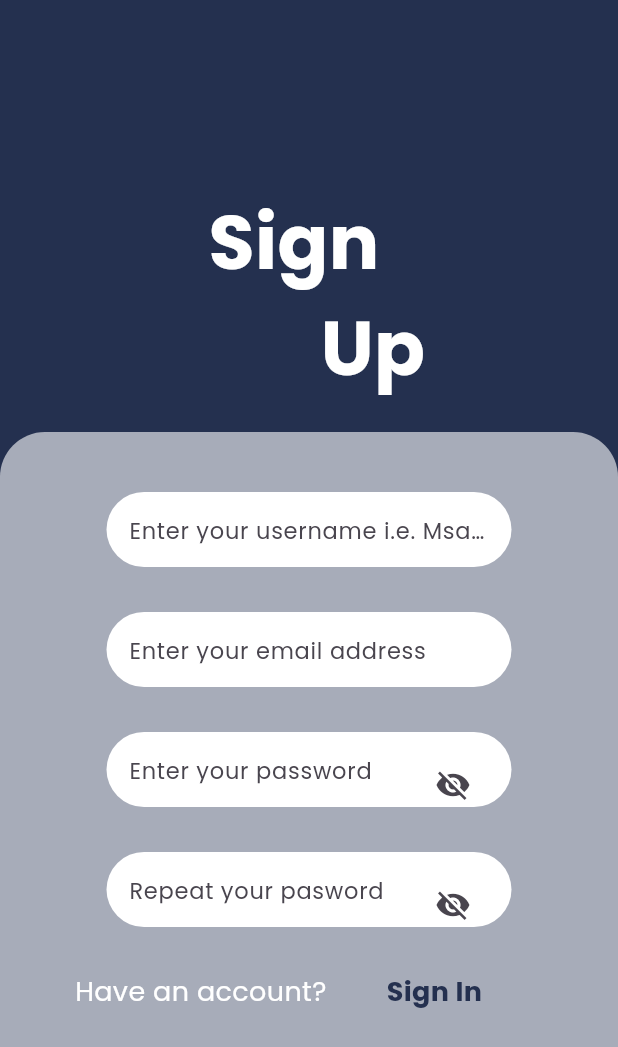
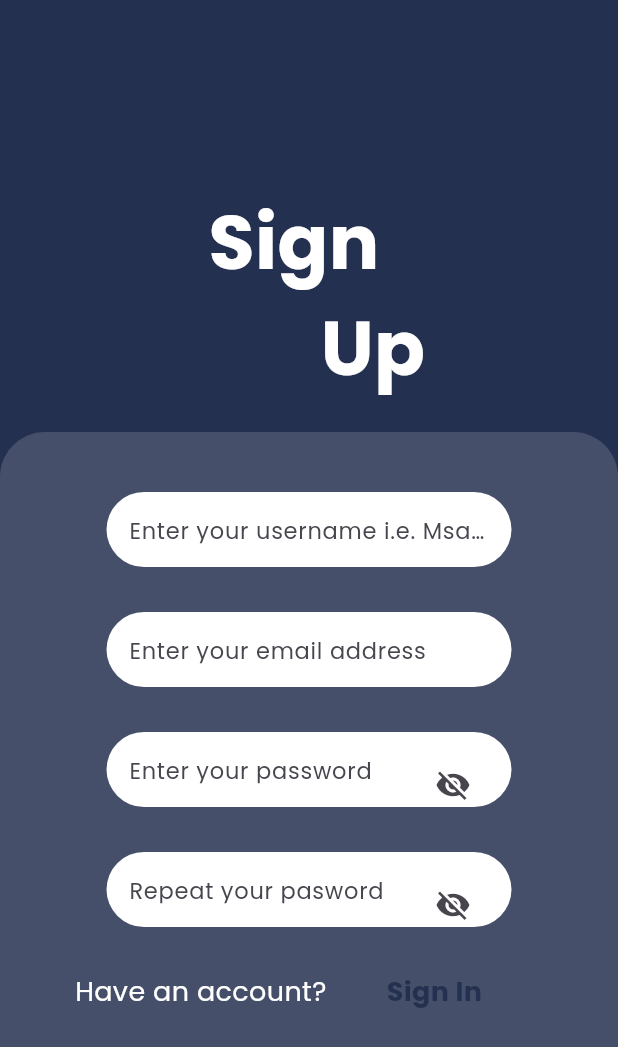
Before and after one commit to JohnGastone/Mwanafunzi-Portal, a Flutter app: the screen it shows after launch, on a phone screen of 412 x 824 dp. Shown: the top 1047 px of the screen. Run offline on Flutter 3.47's test engine with Material 3 defaults, Android fonts, the phone set to English and light mode, and no system bars; our stand-ins replace google_fonts.

Commit message:
Refactor code structure for improved readability and maintainability

```diff
--- a/lib/Authentication/signUp.dart
+++ b/lib/Authentication/signUp.dart
@@ -1,4 +1,4 @@
-// ignore_for_file: prefer_const_constructors
+// ignore_for_file: prefer_const_constructors, deprecated_member_use
 
 import 'package:flutter/material.dart';
 import 'package:google_fonts/google_fonts.dart';
@@ -72,7 +72,7 @@ class _SignUpPageState extends State<SignUpPage> {
               height: 600,
               width: double.maxFinite,
               decoration: BoxDecoration(
-                color: Color.fromRGBO(255, 255, 255, 0.6),
+                color: Colors.white.withOpacity(0.15),
                 borderRadius: BorderRadius.only(
                   topRight: Radius.circular(30),
                   topLeft: Radius.circular(30),
```
Also changed, not shown: flutter_01.png (added), 1 other file.
